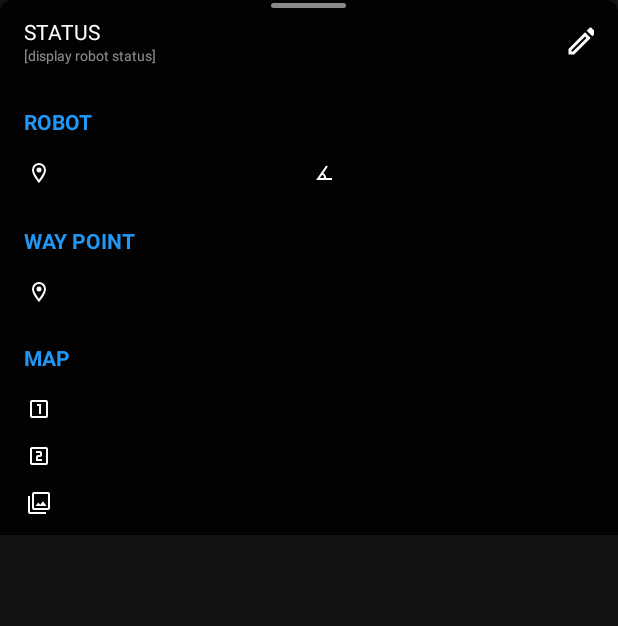
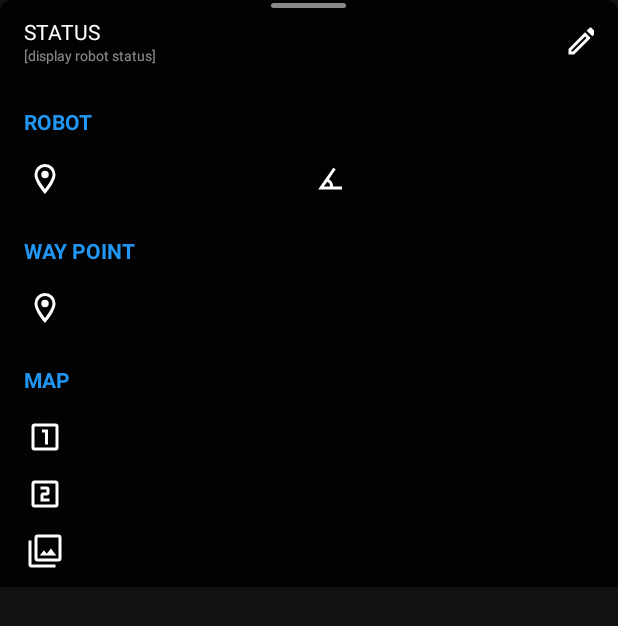
Before and after one commit to chiaz91/cz3004_mdp, an Android app: the layout layout_bottom_sheet.xml on its own in the app's theme, with its tools: preview values and no code run, on a phone screen of 412 x 824 dp. Shown: the top 626 px of the screen. Run offline under Robolectric (Android 15) with nearby library versions, the phone set to English and light mode, and no system bars.

Commit message:
keep screen on

```diff
--- a/Android/app/src/main/java/ntu/cz3004/controller/activity/MainActivity.java
+++ b/Android/app/src/main/java/ntu/cz3004/controller/activity/MainActivity.java
@@ -16,6 +16,7 @@ import android.view.Menu;
 import android.view.MenuInflater;
 import android.view.MenuItem;
 import android.view.View;
+import android.view.WindowManager;
 import android.widget.TextView;
 import android.widget.Toast;
 
@@ -68,6 +69,7 @@ public class MainActivity extends AppCompatActivity implements BluetoothStatusLi
     protected void onCreate(Bundle savedInstanceState) {
         super.onCreate(savedInstanceState);
         setContentView(R.layout.activity_main);
+        getWindow().addFlags(WindowManager.LayoutParams.FLAG_KEEP_SCREEN_ON);
         Toolbar toolbar = findViewById(R.id.toolBar);
         setSupportActionBar(toolbar);
         getSupportActionBar().setSubtitle(getString(R.string.not_connected));
--- a/Android/app/src/main/res/layout/layout_bottom_sheet.xml
+++ b/Android/app/src/main/res/layout/layout_bottom_sheet.xml
@@ -92,27 +92,27 @@
 
 
                 <ImageView
-                    android:layout_width="16dp"
-                    android:layout_height="16dp"
+                    android:layout_width="wrap_content"
+                    android:layout_height="wrap_content"
                     android:layout_margin="2dp"
                     android:src="@drawable/ic_position"/>
                 <TextView
                     style="@style/MDPStatusValue"
                     android:id="@+id/tv_status_robot_pos"
                     android:layout_width="0dp"
-                    android:layout_height="wrap_content"
+                    android:layout_height="match_parent"
                     android:layout_weight="0.5"/>
 
                 <ImageView
-                    android:layout_width="16dp"
-                    android:layout_height="16dp"
+                    android:layout_width="wrap_content"
+                    android:layout_height="wrap_content"
                     android:layout_margin="2dp"
                     android:src="@drawable/ic_angle"/>
                 <TextView
                     style="@style/MDPStatusValue"
                     android:id="@+id/tv_status_robot_dir"
                     android:layout_width="0dp"
-                    android:layout_height="wrap_content"
+                    android:layout_height="match_parent"
                     android:layout_weight="0.5"/>
             </LinearLayout>
 
@@ -134,8 +134,8 @@
                 android:orientation="horizontal">
 
                 <ImageView
-                    android:layout_width="16dp"
-                    android:layout_height="16dp"
+                    android:layout_width="wrap_content"
+                    android:layout_height="wrap_content"
                     android:layout_margin="2dp"
                     android:src="@drawable/ic_position"/>
                 <TextView
@@ -160,8 +160,8 @@
                 android:orientation="horizontal">
 
                 <ImageView
-                    android:layout_width="16dp"
-                    android:layout_height="16dp"
+                    android:layout_width="wrap_content"
+                    android:layout_height="wrap_content"
                     android:layout_margin="2dp"
                     android:src="@drawable/ic_num_1"/>
                 <TextView
@@ -177,8 +177,8 @@
                 android:layout_marginTop="10dp">
 
                 <ImageView
-                    android:layout_width="16dp"
-                    android:layout_height="16dp"
+                    android:layout_width="wrap_content"
+                    android:layout_height="wrap_content"
                     android:layout_margin="2dp"
                     android:src="@drawable/ic_num_2"/>
                 <TextView
@@ -194,8 +194,8 @@
                 android:layout_marginTop="10dp">
 
                 <ImageView
-                    android:layout_width="16dp"
-                    android:layout_height="16dp"
+                    android:layout_width="wrap_content"
+                    android:layout_height="wrap_content"
                     android:layout_margin="2dp"
                     android:layout_marginEnd="16dp"
                     android:src="@drawable/ic_images"/>
--- a/Android/app/src/main/res/values/styles.xml
+++ b/Android/app/src/main/res/values/styles.xml
@@ -41,12 +41,9 @@
         <item name="android:textAllCaps">true</item>
     </style>
 
-    <style name="MDPStatusLabel"  >
-        <item name="android:textSize">9sp</item>
-    </style>
     <style name="MDPStatusValue"  >
         <item name="android:layout_marginStart">16dp</item>
-        <item name="android:textSize">15sp</item>
+<!--        <item name="android:textSize">15sp</item>-->
         <item name="android:drawablePadding">16dp</item>
         <item name="android:gravity">center_vertical</item>
     </style>
```
